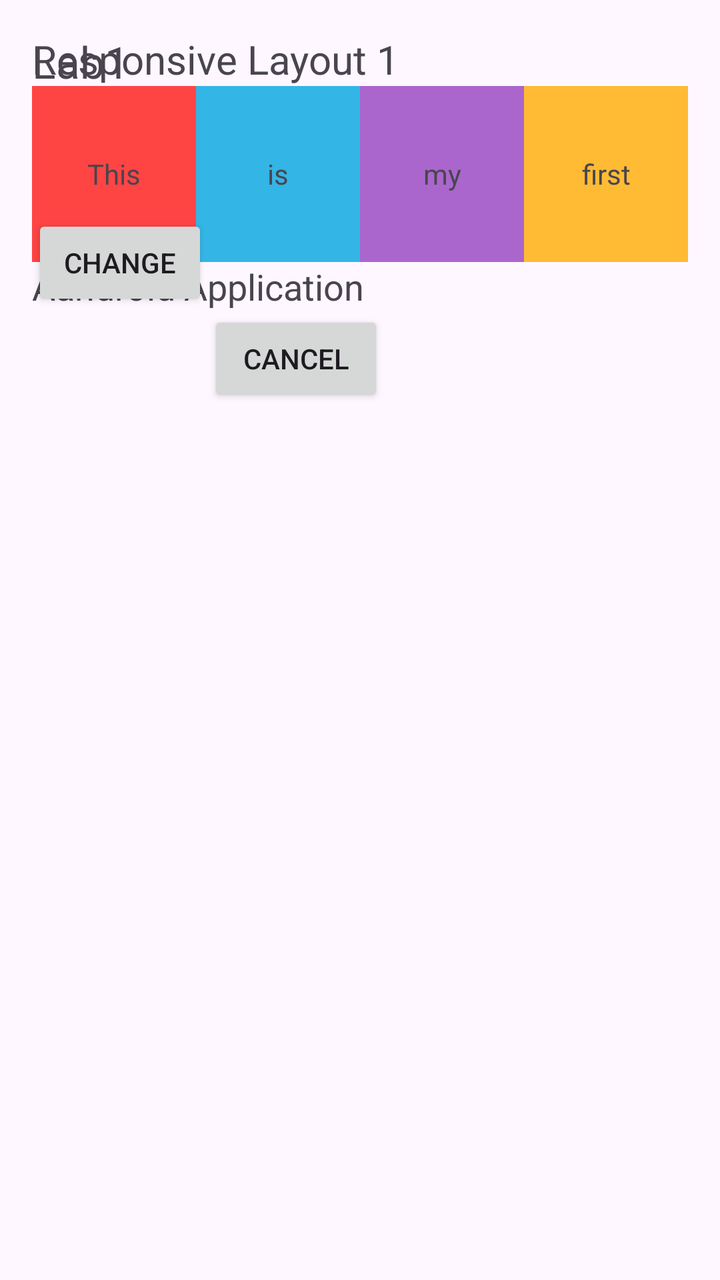
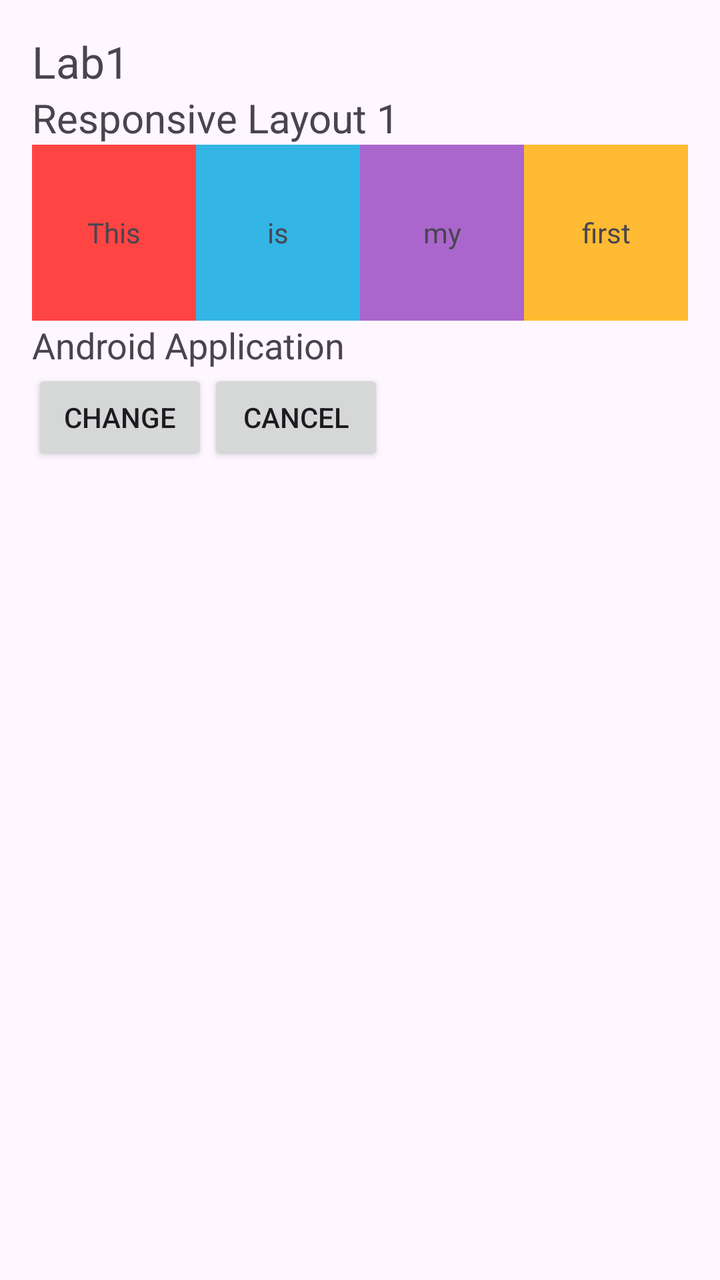

An Android layout rendered at two revisions. The XML below is the earlier revision; the diff shows what the commit changed to produce the second picture.
<!-- AndroidManifest.xml: application theme Theme.Part2 -->
<!-- res/layout/activity_main.xml -->
<?xml version="1.0" encoding="utf-8"?>
<androidx.constraintlayout.widget.ConstraintLayout
    xmlns:android="http://schemas.android.com/apk/res/android"
    xmlns:app="http://schemas.android.com/apk/res-auto"
    xmlns:tools="http://schemas.android.com/tools"
    android:layout_width="match_parent"
    android:layout_height="match_parent"
    android:padding="16dp"
    tools:context=".MainActivity">

    <TextView
        android:id="@+id/tv_title1"
        android:layout_width="wrap_content"
        android:layout_height="wrap_content"
        android:text="Lab1"
        android:textSize="22sp"
        app:layout_constraintStart_toStartOf="parent"
        app:layout_constraintTop_toTopOf="parent"/>

    <TextView
        android:id="@+id/tv_title2"
        android:layout_width="wrap_content"
        android:layout_height="wrap_content"
        android:text="Responsive Layout 1"
        android:textSize="20sp"
        app:layout_constraintStart_toStartOf="parent"
        app:layout_constraintTop_toTopOf="@id/tv_title1"/>

    <TextView
        android:id="@+id/tv_this"
        android:layout_width="0dp"
        android:layout_height="88dp"
        android:text="This"
        android:gravity="center"
        android:background="#ff4444"
        app:layout_constraintWidth_percent="0.25"
        app:layout_constraintStart_toStartOf="parent"
        app:layout_constraintTop_toBottomOf="@id/tv_title2"/>

    <TextView
        android:id="@+id/tv_is"
        android:layout_width="0dp"
        android:layout_height="88dp"
        android:text="is"
        android:gravity="center"
        android:background="#33b5e5"
        app:layout_constraintWidth_percent="0.25"
        app:layout_constraintStart_toEndOf="@id/tv_this"
        app:layout_constraintTop_toBottomOf="@id/tv_title2"/>

    <TextView
        android:id="@+id/tv_my"
        android:layout_width="0dp"
        android:layout_height="88dp"
        android:text="my"
        android:gravity="center"
        android:background="#aa66cc"
        app:layout_constraintWidth_percent="0.25"
        app:layout_constraintStart_toEndOf="@id/tv_is"
        app:layout_constraintTop_toBottomOf="@id/tv_title2"/>

    <TextView
        android:id="@+id/tv_first"
        android:layout_width="0dp"
        android:layout_height="88dp"
        android:text="first"
        android:gravity="center"
        android:background="#ffbb33"
        app:layout_constraintWidth_percent="0.25"
        app:layout_constraintStart_toEndOf="@id/tv_my"
        app:layout_constraintTop_toBottomOf="@id/tv_title2"/>

    <TextView
        android:id="@+id/tv_app_text"
        android:layout_width="wrap_content"
        android:layout_height="wrap_content"
        android:text="Aandroid Application"
        android:textSize="18sp"
        app:layout_constraintStart_toStartOf="parent"
        app:layout_constraintTop_toBottomOf="@id/tv_this"/>

    <Button
        android:id="@+id/btn_change"
        android:layout_width="wrap_content"
        android:layout_height="wrap_content"
        android:text="Change"
        app:layout_constraintStart_toStartOf="parent"
        app:layout_constraintBottom_toBottomOf="@id/tv_app_text"
        app:layout_constraintMarginTop="32dp"/>

    <Button
        android:id="@+id/btn_cancel"
        android:layout_width="wrap_content"
        android:layout_height="wrap_content"
        android:text="cancel"
        app:layout_constraintStart_toEndOf="@id/btn_change"
        app:layout_constraintTop_toBottomOf="@id/tv_app_text"
        app:layout_constraintMarginTop="32dp"
        app:layout_constraintMarginStart="16dp"/>

</androidx.constraintlayout.widget.ConstraintLayout>
<!-- resources referenced by this layout -->
<resources>
  <style name="Theme.Part2" parent="Base.Theme.Part2" />
  <style name="Base.Theme.Part2" parent="Theme.Material3.DayNight.NoActionBar">
          
          
      </style>
</resources>

<!-- the commit's change to res/layout/activity_main.xml (unified diff, before → after) -->
@@ -24,7 +24,7 @@
         android:text="Responsive Layout 1"
         android:textSize="20sp"
         app:layout_constraintStart_toStartOf="parent"
-        app:layout_constraintTop_toTopOf="@id/tv_title1"/>
+        app:layout_constraintTop_toBottomOf="@id/tv_title1"/>
 
     <TextView
         android:id="@+id/tv_this"
@@ -74,7 +74,7 @@
         android:id="@+id/tv_app_text"
         android:layout_width="wrap_content"
         android:layout_height="wrap_content"
-        android:text="Aandroid Application"
+        android:text="Android Application"
         android:textSize="18sp"
         app:layout_constraintStart_toStartOf="parent"
         app:layout_constraintTop_toBottomOf="@id/tv_this"/>
@@ -85,7 +85,7 @@
         android:layout_height="wrap_content"
         android:text="Change"
         app:layout_constraintStart_toStartOf="parent"
-        app:layout_constraintBottom_toBottomOf="@id/tv_app_text"
+        app:layout_constraintTop_toBottomOf="@id/tv_app_text"
         app:layout_constraintMarginTop="32dp"/>
 
     <Button
